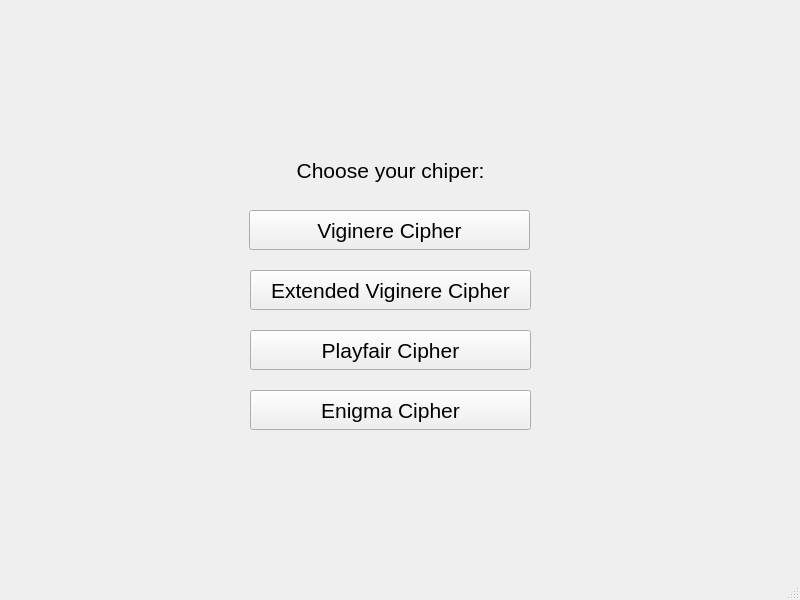
gilbertchristian/Tugas-1-II4031-Kriptografi-dan-Koding, file home.ui: the form before one commit.
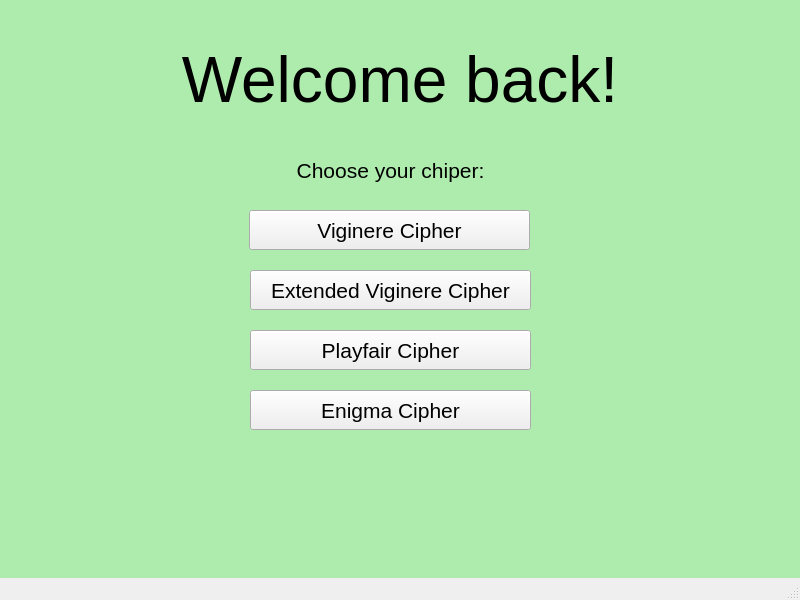
The form after the commit.

Diff of the .ui file:
```diff
--- a/home.ui
+++ b/home.ui
@@ -107,6 +107,46 @@
      <string>Enigma Cipher</string>
     </property>
    </widget>
+   <widget class="QWidget" name="widget" native="true">
+    <property name="geometry">
+     <rect>
+      <x>0</x>
+      <y>0</y>
+      <width>800</width>
+      <height>600</height>
+     </rect>
+    </property>
+    <property name="styleSheet">
+     <string notr="true">background-color: rgb(174, 236, 173);</string>
+    </property>
+    <widget class="QLabel" name="label_6">
+     <property name="geometry">
+      <rect>
+       <x>30</x>
+       <y>40</y>
+       <width>740</width>
+       <height>80</height>
+      </rect>
+     </property>
+     <property name="font">
+      <font>
+       <pointsize>48</pointsize>
+      </font>
+     </property>
+     <property name="text">
+      <string>Welcome back!</string>
+     </property>
+     <property name="alignment">
+      <set>Qt::AlignCenter</set>
+     </property>
+    </widget>
+   </widget>
+   <zorder>widget</zorder>
+   <zorder>label</zorder>
+   <zorder>pushButton_5</zorder>
+   <zorder>pushButton_6</zorder>
+   <zorder>pushButton_7</zorder>
+   <zorder>pushButton_8</zorder>
   </widget>
   <widget class="QMenuBar" name="menubar">
    <property name="geometry">
```
